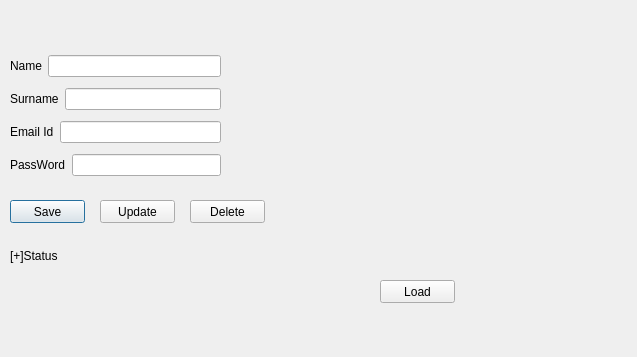
First picture: the form in Sql application/LoginApp/profilepage.ui, repository kunalgavhane12/QtPractice, before the edit.
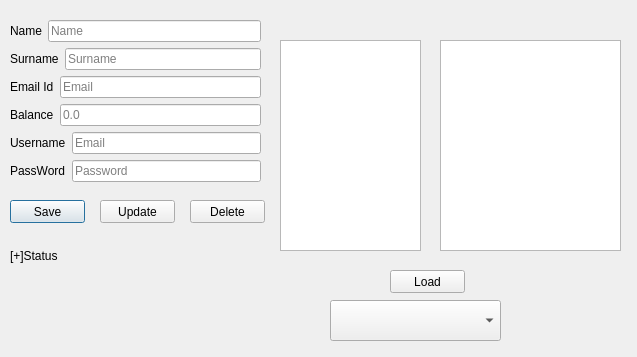
Second picture: the form after the edit.

Patch:
```diff
--- a/Sql application/LoginApp/profilepage.ui
+++ b/Sql application/LoginApp/profilepage.ui
@@ -42,8 +42,8 @@
   <widget class="QPushButton" name="pushButton_load">
    <property name="geometry">
     <rect>
-     <x>380</x>
-     <y>280</y>
+     <x>390</x>
+     <y>270</y>
      <width>75</width>
      <height>23</height>
     </rect>
@@ -78,13 +78,13 @@
     <string>Delete</string>
    </property>
   </widget>
-  <widget class="QWidget" name="">
+  <widget class="QWidget" name="layoutWidget">
    <property name="geometry">
     <rect>
      <x>10</x>
-     <y>50</y>
-     <width>211</width>
-     <height>131</height>
+     <y>20</y>
+     <width>251</width>
+     <height>164</height>
     </rect>
    </property>
    <layout class="QVBoxLayout" name="verticalLayout">
@@ -98,7 +98,11 @@
        </widget>
       </item>
       <item>
-       <widget class="QLineEdit" name="lineEdit_name"/>
+       <widget class="QLineEdit" name="lineEdit_name">
+        <property name="placeholderText">
+         <string>Name</string>
+        </property>
+       </widget>
       </item>
      </layout>
     </item>
@@ -112,7 +116,11 @@
        </widget>
       </item>
       <item>
-       <widget class="QLineEdit" name="lineEdit_surname"/>
+       <widget class="QLineEdit" name="lineEdit_surname">
+        <property name="placeholderText">
+         <string>Surname</string>
+        </property>
+       </widget>
       </item>
      </layout>
     </item>
@@ -126,7 +134,47 @@
        </widget>
       </item>
       <item>
-       <widget class="QLineEdit" name="lineEdit_email"/>
+       <widget class="QLineEdit" name="lineEdit_email">
+        <property name="placeholderText">
+         <string>Email</string>
+        </property>
+       </widget>
+      </item>
+     </layout>
+    </item>
+    <item>
+     <layout class="QHBoxLayout" name="horizontalLayout_5">
+      <item>
+       <widget class="QLabel" name="label_balance">
+        <property name="text">
+         <string>Balance</string>
+        </property>
+       </widget>
+      </item>
+      <item>
+       <widget class="QLineEdit" name="lineEdit_balance">
+        <property name="placeholderText">
+         <string>0.0</string>
+        </property>
+       </widget>
+      </item>
+     </layout>
+    </item>
+    <item>
+     <layout class="QHBoxLayout" name="horizontalLayout_6">
+      <item>
+       <widget class="QLabel" name="label_username">
+        <property name="text">
+         <string>Username</string>
+        </property>
+       </widget>
+      </item>
+      <item>
+       <widget class="QLineEdit" name="lineEdit_username">
+        <property name="placeholderText">
+         <string>Email</string>
+        </property>
+       </widget>
       </item>
      </layout>
     </item>
@@ -140,12 +188,46 @@
        </widget>
       </item>
       <item>
-       <widget class="QLineEdit" name="lineEdit_password"/>
+       <widget class="QLineEdit" name="lineEdit_password">
+        <property name="placeholderText">
+         <string>Password</string>
+        </property>
+       </widget>
       </item>
      </layout>
     </item>
    </layout>
   </widget>
+  <widget class="QTableView" name="tableView">
+   <property name="geometry">
+    <rect>
+     <x>440</x>
+     <y>40</y>
+     <width>181</width>
+     <height>211</height>
+    </rect>
+   </property>
+  </widget>
+  <widget class="QListView" name="listView">
+   <property name="geometry">
+    <rect>
+     <x>280</x>
+     <y>40</y>
+     <width>141</width>
+     <height>211</height>
+    </rect>
+   </property>
+  </widget>
+  <widget class="QComboBox" name="comboBox">
+   <property name="geometry">
+    <rect>
+     <x>330</x>
+     <y>300</y>
+     <width>171</width>
+     <height>41</height>
+    </rect>
+   </property>
+  </widget>
  </widget>
  <resources/>
  <connections/>
```
